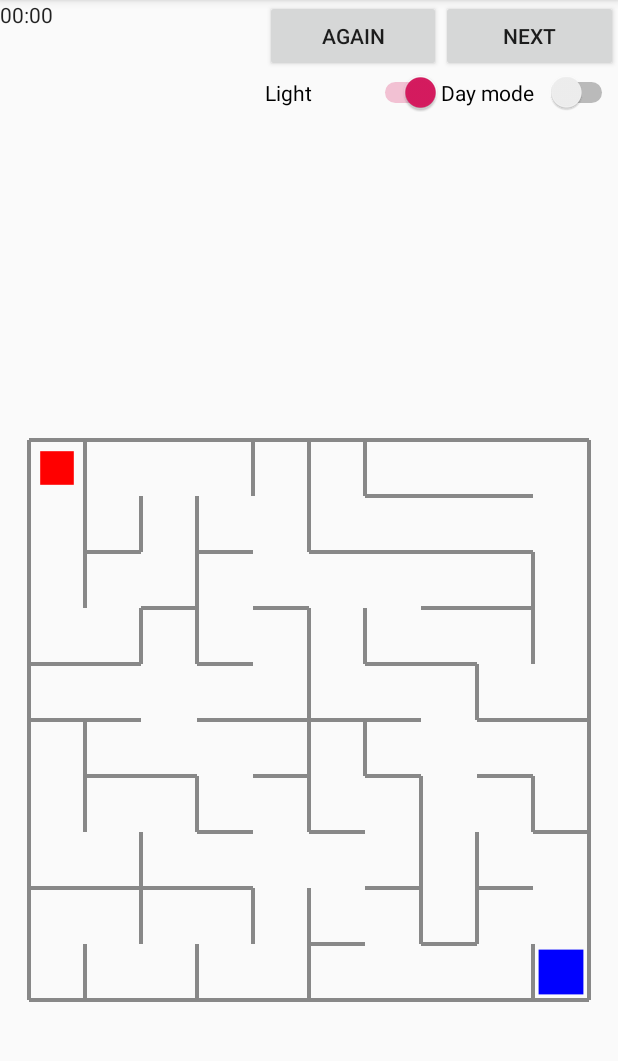
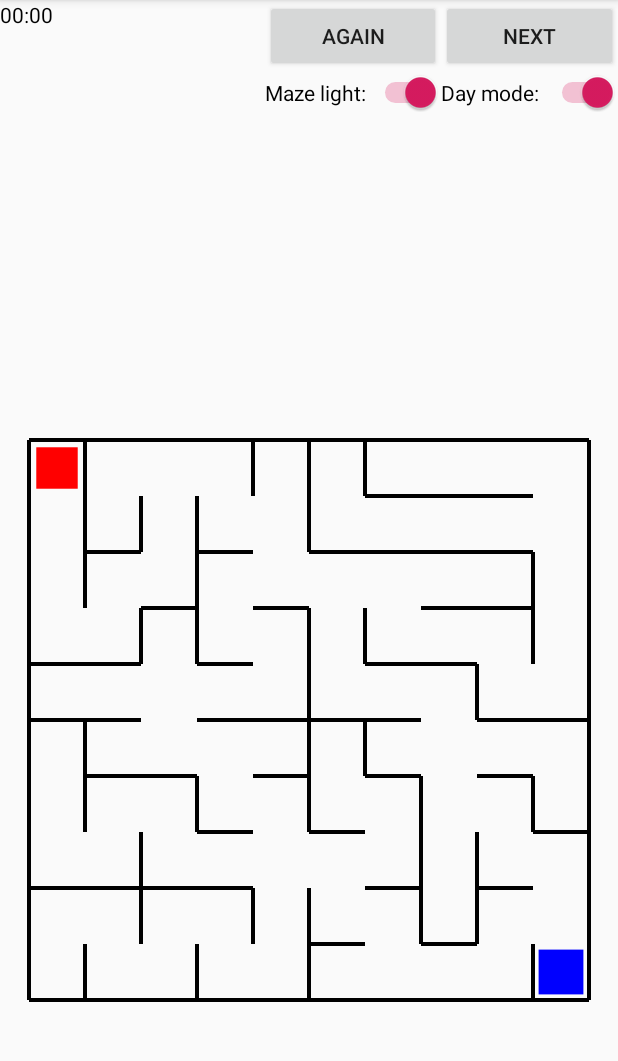
Before and after one commit to jszadab/MazeGame2, an Android app: the screen it shows after launch (GameActivity), after a tap on "NEW GAME", on a phone screen of 412 x 824 dp, the part 84-1145 px from its top. Run offline under Robolectric (Android 15) with nearby library versions, the phone set to English and light mode, and no system bars.

Commit message:
Layout refactor 3/4 and some refactors (global class MyApplication.java deleted)

```diff
--- a/app/src/main/AndroidManifest.xml
+++ b/app/src/main/AndroidManifest.xml
@@ -8,8 +8,7 @@
         android:label="@string/app_name"
         android:roundIcon="@mipmap/ic_launcher_round"
         android:supportsRtl="true"
-        android:theme="@style/AppTheme"
-        android:name=".MyApplication">
+        android:theme="@style/AppTheme">
         <activity android:name=".HomeActivity">
             <intent-filter>
                 <action android:name="android.intent.action.MAIN" />
--- a/app/src/main/java/com/example/jacek/mazegame/GameActivity.java
+++ b/app/src/main/java/com/example/jacek/mazegame/GameActivity.java
@@ -34,7 +34,8 @@ public class GameActivity extends AppCompatActivity {
 
 
         mainLayout = findViewById(R.id.mainLinearLayout);
-        gv = findViewById(R.id.gameview);
+
+        gv = findViewById(R.id.gameview); //"exchange" instance
     }
 
     public void Again(View view) {
@@ -74,10 +75,6 @@ public class GameActivity extends AppCompatActivity {
 
     public void colorsStateChanged(View view) {
 
-        if (colorSwitch.isChecked())
-        mainLayout.setBackgroundColor(Color.BLACK);
-        else
-            mainLayout.setBackgroundColor(Color.rgb(250,	250,	250));
         gv.invalidate();
     }
 }
--- a/app/src/main/java/com/example/jacek/mazegame/GameView.java
+++ b/app/src/main/java/com/example/jacek/mazegame/GameView.java
@@ -47,28 +47,47 @@ public class GameView extends View {
 
         createMaze();
 
-        ((MyApplication) MyApplication.getAppContext()).setMaze(new Maze(cells));
-
-        ga = (GameActivity) context; //class instance with chrono etc.
+        ga = (GameActivity) context; //"exchange" instance
 
     }
 
-    public void colorMode(){
+    public void setColorMode(){
 
         if (ga.colorSwitch.isChecked()){
+            //day mode (by default)
+            wallPaint.setColor(Color.BLACK);
+            playerPaint.setColor(Color.rgb(255, 0, 0)); //red
+            exitPaint.setColor(Color.rgb(0,0,255)); //blue
+            lampPaint.setColor(Color.rgb(255,165,0)); //orange
+
+            ga.mainLayout.setBackgroundColor(Color.rgb(250,	250,	250));
+            ga.timeLabel.setTextColor(Color.BLACK);
+            ga.timeValue.setTextColor(Color.BLACK);
+            ga.lightSwitch.setTextColor(Color.BLACK);
+            ga.colorSwitch.setTextColor(Color.BLACK);
+            ga.chrono.setTextColor(Color.BLACK);
+
+
+
+        }
+        else {
+            //night mode
             wallPaint.setColor(Color.WHITE);
-            playerPaint.setColor(Color.RED);
-            exitPaint.setColor(Color.BLUE);
-            lampPaint.setColor(Color.YELLOW); //night mode
-        } else {
-            wallPaint.setColor(Color.GRAY);
-            playerPaint.setColor(Color.RED);
-            exitPaint.setColor(Color.BLUE);
-            lampPaint.setColor(Color.YELLOW); //day mode default
+            playerPaint.setColor(Color.rgb(178,34,34)); //firebrick
+            exitPaint.setColor(Color.rgb(65,105,255)); //royalblue
+            lampPaint.setColor(Color.rgb(255,140,0)); //darkorange
+
+
+            ga.mainLayout.setBackgroundColor(Color.DKGRAY);
+            ga.timeLabel.setTextColor(Color.WHITE);
+            ga.timeValue.setTextColor(Color.WHITE);
+            ga.colorSwitch.setTextColor(Color.WHITE);
+            ga.lightSwitch.setTextColor(Color.WHITE);
+            ga.chrono.setTextColor(Color.WHITE);
+
+
         }
 
-
-        //TO DO: main layout
 
 
     }
@@ -290,10 +309,10 @@ public class GameView extends View {
     @Override
     protected void onDraw(Canvas canvas) {
 
-        if (ga.colorSwitch.isChecked())
-            canvas.drawColor(Color.BLACK);
+        if (!ga.colorSwitch.isChecked())
+            canvas.drawColor(Color.DKGRAY);
 
-        colorMode();
+        setColorMode();
 
         int width = getWidth();
         int height = getHeight();
@@ -325,11 +344,13 @@ public class GameView extends View {
 
     private void drawPlayer(Canvas canvas, float margin){
 
+        margin = (float)(1.3*margin);
+
         canvas.drawRect(
-                player.col*cellSize+2*margin,
-                player.row*cellSize+2*margin,
-                (player.col+1)*cellSize-2*margin,
-                (player.row+1)*cellSize-2*margin,
+                player.col*cellSize+margin,
+                player.row*cellSize+margin,
+                (player.col+1)*cellSize-margin,
+                (player.row+1)*cellSize-margin,
                 playerPaint);
     }
 
--- a/app/src/main/java/com/example/jacek/mazegame/MyApplication.java
+++ /dev/null
@@ -1,29 +0,0 @@
-package com.example.jacek.mazegame;
-
-import android.app.Application;
-import android.content.Context;
-
-public class MyApplication extends Application {
-
-    private static Context context;
-
-    private static Maze[] mazes;
-
-    @Override
-    public void onCreate() {
-        super.onCreate();
-        MyApplication.context = getApplicationContext();
-        MyApplication.mazes = new Maze[10];
-    }
-
-    public static Context getAppContext() {
-        return MyApplication.context;
-    }
-
-    public void setMaze(Maze maze){
-        mazes[0] = maze;
-    }
-
-
-
-}
--- a/app/src/main/res/layout/activity_game.xml
+++ b/app/src/main/res/layout/activity_game.xml
@@ -119,15 +119,16 @@
                             android:layout_weight="1"
                             android:checked="true"
                             android:onClick="lightStateChanged"
-                            android:text="Light " />
+                            android:text="Maze light: " />
 
                         <Switch
                             android:id="@+id/swColorMode"
                             android:layout_width="0dp"
                             android:layout_height="wrap_content"
                             android:layout_weight="1"
+                            android:checked="true"
                             android:onClick="colorsStateChanged"
-                            android:text="Day mode " />
+                            android:text="Day mode: " />
 
                     </LinearLayout>
                 </LinearLayout>
```
